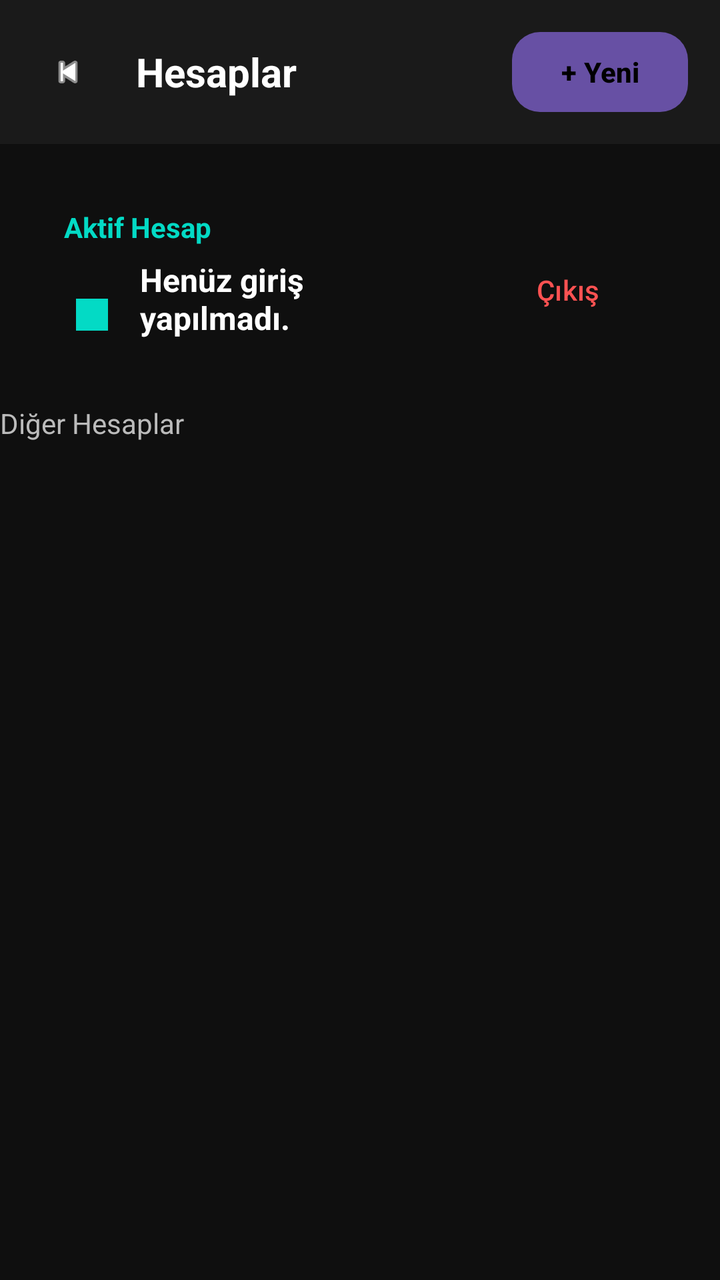
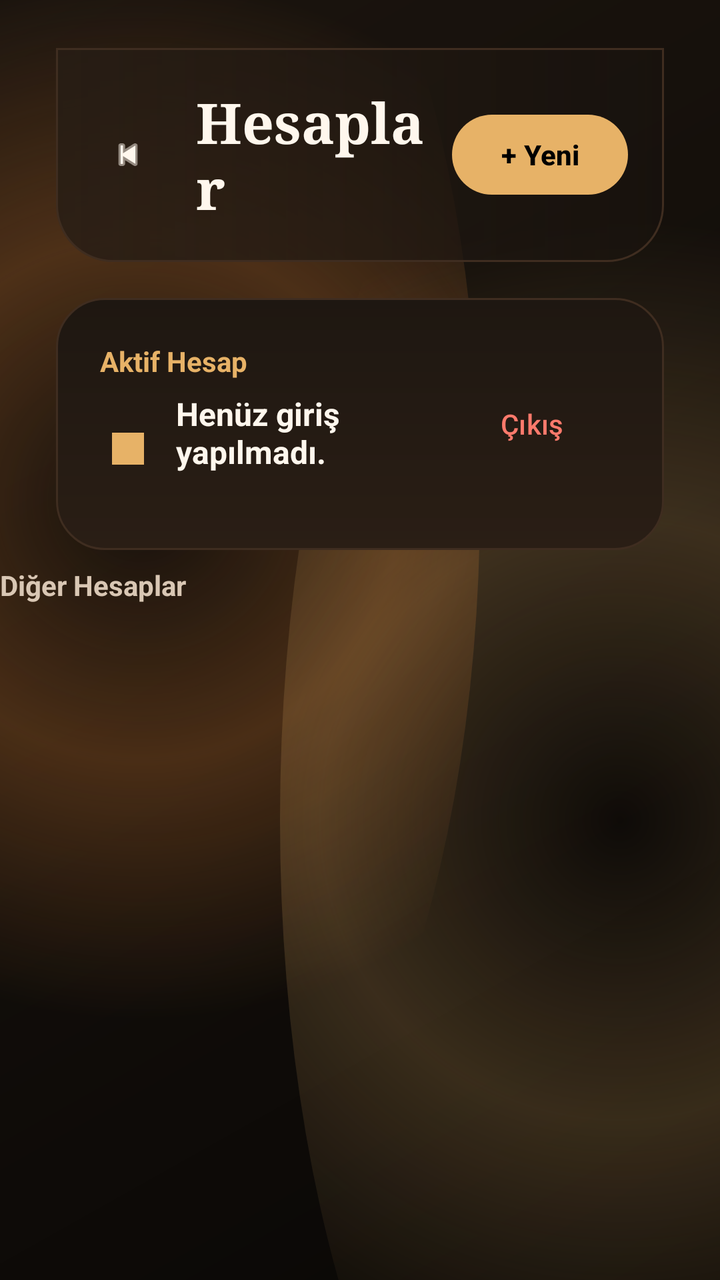

The first picture is an Android layout as it rendered before a commit; the second is the same layout after the commit. The layout source and the unified diff follow.
<!-- AndroidManifest.xml: application theme Theme.UzunsIPTV -->
<!-- res/layout/activity_accounts.xml -->
<?xml version="1.0" encoding="utf-8"?>
<androidx.constraintlayout.widget.ConstraintLayout xmlns:android="http://schemas.android.com/apk/res/android"
    xmlns:app="http://schemas.android.com/apk/res-auto"
    android:layout_width="match_parent"
    android:layout_height="match_parent"
    android:background="#0F0F0F">

    <LinearLayout
        android:id="@+id/toolbar"
        android:layout_width="match_parent"
        android:layout_height="wrap_content"
        android:background="#1A1A1A"
        android:gravity="center_vertical"
        android:padding="16dp"
        app:layout_constraintTop_toTopOf="parent">

        <ImageView
            android:id="@+id/btnBack"
            android:layout_width="36dp"
            android:layout_height="36dp"
            android:background="@drawable/bg_universal_selector"
            android:padding="8dp"
            android:src="@android:drawable/ic_media_previous"
            app:tint="#FFFFFF" />

        <TextView
            android:layout_width="0dp"
            android:layout_height="wrap_content"
            android:layout_marginStart="16dp"
            android:layout_weight="1"
            android:text="Hesaplar"
            android:textColor="#FFFFFF"
            android:textSize="20sp"
            android:textStyle="bold" />

        <Button
            android:id="@+id/btnAddAccount"
            android:layout_width="wrap_content"
            android:layout_height="40dp"
            android:background="@drawable/bg_primary_button"
            android:text="+ Yeni"
            android:textAllCaps="false"
            android:textColor="#000000"
            android:textStyle="bold" />
    </LinearLayout>

    <LinearLayout
        android:id="@+id/activeAccountCard"
        android:layout_width="match_parent"
        android:layout_height="wrap_content"
        android:layout_margin="16dp"
        android:background="@drawable/bg_universal_selector"
        android:gravity="center_vertical"
        android:orientation="horizontal"
        android:padding="16dp"
        app:layout_constraintTop_toBottomOf="@id/toolbar">

        <LinearLayout
            android:layout_width="0dp"
            android:layout_height="wrap_content"
            android:layout_marginEnd="12dp"
            android:layout_weight="1"
            android:orientation="vertical">

            <TextView
                android:id="@+id/tvActiveAccountTitle"
                android:layout_width="wrap_content"
                android:layout_height="wrap_content"
                android:text="Aktif Hesap"
                android:textColor="#03DAC5"
                android:textSize="14sp"
                android:textStyle="bold" />

            <LinearLayout
                android:layout_width="wrap_content"
                android:layout_height="wrap_content"
                android:layout_marginTop="6dp"
                android:gravity="center_vertical"
                android:orientation="horizontal">

                <ImageView
                    android:id="@+id/imgActiveInlineAvatar"
                    android:layout_width="28dp"
                    android:layout_height="28dp"
                    android:background="@drawable/bg_universal_selector"
                    android:padding="6dp"
                    android:src="@drawable/ic_user_avatar"
                    android:tint="#03DAC5" />

                <LinearLayout
                    android:layout_width="wrap_content"
                    android:layout_height="wrap_content"
                    android:layout_marginStart="10dp"
                    android:orientation="vertical">

                    <TextView
                        android:id="@+id/tvActiveAccountName"
                        android:layout_width="wrap_content"
                        android:layout_height="wrap_content"
                        android:text="Henüz giriş yapılmadı."
                        android:textColor="#FFFFFF"
                        android:textSize="16sp"
                        android:textStyle="bold" />

                    <TextView
                        android:id="@+id/tvActiveAccountServer"
                        android:layout_width="wrap_content"
                        android:layout_height="wrap_content"
                        android:text=""
                        android:textColor="#AAAAAA"
                        android:textSize="12sp" />
                </LinearLayout>
            </LinearLayout>
        </LinearLayout>

        <Button
            android:id="@+id/btnLogoutActive"
            android:layout_width="wrap_content"
            android:layout_height="wrap_content"
            android:text="Çıkış"
            android:textAllCaps="false"
            android:background="@drawable/bg_universal_selector"
            android:textColor="#FF5252"/>
    </LinearLayout>

    <TextView
        android:id="@+id/tvOtherAccounts"
        android:layout_width="wrap_content"
        android:layout_height="wrap_content"
        android:layout_marginStart="16dp"
        android:text="Diğer Hesaplar"
        android:textColor="#BBBBBB"
        android:textSize="14sp"
        app:layout_constraintTop_toBottomOf="@id/activeAccountCard" />

    <androidx.recyclerview.widget.RecyclerView
        android:id="@+id/rvAccounts"
        android:layout_width="0dp"
        android:layout_height="0dp"
        android:paddingHorizontal="16dp"
        app:layout_constraintTop_toBottomOf="@id/tvOtherAccounts"
        app:layout_constraintBottom_toBottomOf="parent"
        app:layout_constraintStart_toStartOf="parent"
        app:layout_constraintEnd_toEndOf="parent" />

    <TextView
        android:id="@+id/tvEmptyAccounts"
        android:layout_width="wrap_content"
        android:layout_height="wrap_content"
        android:text="Henüz ek hesap bulunmuyor."
        android:textColor="#777777"
        android:textSize="14sp"
        android:visibility="gone"
        app:layout_constraintTop_toTopOf="@id/rvAccounts"
        app:layout_constraintBottom_toBottomOf="@id/rvAccounts"
        app:layout_constraintStart_toStartOf="@id/rvAccounts"
        app:layout_constraintEnd_toEndOf="@id/rvAccounts" />

</androidx.constraintlayout.widget.ConstraintLayout>
<!-- resources referenced by this layout -->
<resources>
  <!-- drawable bg_primary_button (drawable) -->
  <?xml version="1.0" encoding="utf-8"?>
  <selector xmlns:android="http://schemas.android.com/apk/res/android">
      <item android:state_pressed="true">
          <shape android:shape="rectangle">
              <solid android:color="#02c7b4"/>
              <corners android:radius="14dp" />
              <stroke android:width="2dp" android:color="#FFFFFFFF" />
          </shape>
      </item>
      
      
      <item android:state_focused="true">
          <layer-list>
              
              <item android:top="2dp" android:bottom="2dp" android:left="2dp" android:right="2dp">
                  <shape android:shape="rectangle">
                      <solid android:color="#FFFFFF"/>
                      <corners android:radius="16dp" />
                  </shape>
              </item>
              
              <item android:top="5dp" android:bottom="5dp" android:left="5dp" android:right="5dp">
                  <shape android:shape="rectangle">
                      <solid android:color="#00FFF7"/>
                      <corners android:radius="12dp" />
                      <stroke android:width="3dp" android:color="#FFFFFF" />
                  </shape>
              </item>
          </layer-list>
      </item>
      
      
      <item>
          <shape android:shape="rectangle">
              <solid android:color="#03DAC5"/>
              <corners android:radius="14dp" />
          </shape>
      </item>
  </selector>
  <!-- drawable bg_universal_selector (drawable) -->
  <?xml version="1.0" encoding="utf-8"?>
  <selector xmlns:android="http://schemas.android.com/apk/res/android">
  
      <item android:state_focused="true">
          <shape android:shape="rectangle">
              <solid android:color="#15FFFFFF"/> <stroke android:width="2dp" android:color="#FFFFFF" /> <corners android:radius="12dp" />
          </shape>
      </item>
  
      <item android:state_pressed="true">
          <shape android:shape="rectangle">
              <solid android:color="#00000000"/> <stroke android:width="3dp" android:color="#03DAC5" /> <corners android:radius="12dp" />
          </shape>
      </item>
  
      <item>
          <shape android:shape="rectangle">
              <solid android:color="#00000000"/>
              <stroke android:width="0dp" android:color="#00000000" />
              <corners android:radius="12dp" />
          </shape>
      </item>
  </selector>
  <style name="Base.Theme.UzunsIPTV" parent="Theme.Material3.DayNight.NoActionBar">
          
          
      </style>
  <!-- unchanged entries left out for length: 2 -->
</resources>

<!-- the commit's change to res/layout/activity_accounts.xml (unified diff, before → after) -->
@@ -3,15 +3,18 @@
     xmlns:app="http://schemas.android.com/apk/res-auto"
     android:layout_width="match_parent"
     android:layout_height="match_parent"
-    android:background="#0F0F0F">
+    android:background="@drawable/bg_app_surface">
 
     <LinearLayout
         android:id="@+id/toolbar"
         android:layout_width="match_parent"
         android:layout_height="wrap_content"
-        android:background="#1A1A1A"
+        android:layout_marginStart="28dp"
+        android:layout_marginTop="24dp"
+        android:layout_marginEnd="28dp"
+        android:background="@drawable/bg_toolbar_surface"
         android:gravity="center_vertical"
-        android:padding="16dp"
+        android:padding="18dp"
         app:layout_constraintTop_toTopOf="parent">
 
         <ImageView
@@ -20,8 +23,11 @@
             android:layout_height="36dp"
             android:background="@drawable/bg_universal_selector"
             android:padding="8dp"
+            android:clickable="true"
+            android:focusable="true"
             android:src="@android:drawable/ic_media_previous"
-            app:tint="#FFFFFF" />
+            android:scaleType="centerInside"
+            app:tint="@color/app_text_primary" />
 
         <TextView
             android:layout_width="0dp"
@@ -29,9 +35,10 @@
             android:layout_marginStart="16dp"
             android:layout_weight="1"
             android:text="Hesaplar"
-            android:textColor="#FFFFFF"
-            android:textSize="20sp"
-            android:textStyle="bold" />
+            android:textColor="@color/app_text_primary"
+            android:textSize="28sp"
+            android:textStyle="bold"
+            android:fontFamily="serif" />
 
         <Button
             android:id="@+id/btnAddAccount"
@@ -40,7 +47,7 @@
             android:background="@drawable/bg_primary_button"
             android:text="+ Yeni"
             android:textAllCaps="false"
-            android:textColor="#000000"
+            android:textColor="@color/login_button_text"
             android:textStyle="bold" />
     </LinearLayout>
 
@@ -48,11 +55,13 @@
         android:id="@+id/activeAccountCard"
         android:layout_width="match_parent"
         android:layout_height="wrap_content"
-        android:layout_margin="16dp"
-        android:background="@drawable/bg_universal_selector"
+        android:layout_marginStart="28dp"
+        android:layout_marginTop="18dp"
+        android:layout_marginEnd="28dp"
+        android:background="@drawable/bg_panel_surface"
         android:gravity="center_vertical"
         android:orientation="horizontal"
-        android:padding="16dp"
+        android:padding="22dp"
         app:layout_constraintTop_toBottomOf="@id/toolbar">
 
         <LinearLayout
@@ -67,7 +76,7 @@
                 android:layout_width="wrap_content"
                 android:layout_height="wrap_content"
                 android:text="Aktif Hesap"
-                android:textColor="#03DAC5"
+                android:textColor="@color/app_accent"
                 android:textSize="14sp"
                 android:textStyle="bold" />
 
@@ -85,7 +94,8 @@
                     android:background="@drawable/bg_universal_selector"
                     android:padding="6dp"
                     android:src="@drawable/ic_user_avatar"
-                    android:tint="#03DAC5" />
+                    android:tint="@color/app_accent"
+                    android:scaleType="centerInside" />
 
                 <LinearLayout
                     android:layout_width="wrap_content"
@@ -98,7 +108,7 @@
                         android:layout_width="wrap_content"
                         android:layout_height="wrap_content"
                         android:text="Henüz giriş yapılmadı."
-                        android:textColor="#FFFFFF"
+                        android:textColor="@color/app_text_primary"
                         android:textSize="16sp"
                         android:textStyle="bold" />
 
@@ -107,7 +117,7 @@
                         android:layout_width="wrap_content"
                         android:layout_height="wrap_content"
                         android:text=""
-                        android:textColor="#AAAAAA"
+                        android:textColor="@color/app_text_secondary"
                         android:textSize="12sp" />
                 </LinearLayout>
             </LinearLayout>
@@ -120,24 +130,28 @@
             android:text="Çıkış"
             android:textAllCaps="false"
             android:background="@drawable/bg_universal_selector"
-            android:textColor="#FF5252"/>
+            android:textColor="@color/app_danger"/>
     </LinearLayout>
 
     <TextView
         android:id="@+id/tvOtherAccounts"
         android:layout_width="wrap_content"
         android:layout_height="wrap_content"
-        android:layout_marginStart="16dp"
+        android:layout_marginStart="28dp"
+        android:layout_marginTop="8dp"
         android:text="Diğer Hesaplar"
-        android:textColor="#BBBBBB"
+        android:textColor="@color/app_text_secondary"
         android:textSize="14sp"
+        android:textStyle="bold"
         app:layout_constraintTop_toBottomOf="@id/activeAccountCard" />
 
     <androidx.recyclerview.widget.RecyclerView
         android:id="@+id/rvAccounts"
         android:layout_width="0dp"
         android:layout_height="0dp"
-        android:paddingHorizontal="16dp"
+        android:layout_marginTop="12dp"
+        android:paddingHorizontal="28dp"
+        android:paddingBottom="20dp"
         app:layout_constraintTop_toBottomOf="@id/tvOtherAccounts"
         app:layout_constraintBottom_toBottomOf="parent"
         app:layout_constraintStart_toStartOf="parent"
@@ -148,7 +162,7 @@
         android:layout_width="wrap_content"
         android:layout_height="wrap_content"
         android:text="Henüz ek hesap bulunmuyor."
-        android:textColor="#777777"
+        android:textColor="@color/app_text_muted"
         android:textSize="14sp"
         android:visibility="gone"
         app:layout_constraintTop_toTopOf="@id/rvAccounts"
<!-- resource entries referenced after the edit -->
@@ -1,73 +1,167 @@
 <!-- resources referenced by this layout -->
 <resources>
+  <color name="app_accent">#E7B267</color>
+  <color name="app_danger">#FF7A6C</color>
+  <color name="app_text_muted">#9F8A75</color>
+  <color name="app_text_primary">#FFF7ED</color>
+  <color name="app_text_secondary">#D9C7B4</color>
+  <!-- drawable bg_app_surface (drawable) -->
+  <?xml version="1.0" encoding="utf-8"?>
+  <layer-list xmlns:android="http://schemas.android.com/apk/res/android">
+      <item>
+          <shape android:shape="rectangle">
+              <gradient
+                  android:angle="315"
+                  android:startColor="@color/app_bg_secondary"
+                  android:centerColor="@color/app_bg"
+                  android:endColor="#090705" />
+          </shape>
+      </item>
+      <item android:top="-140dp" android:left="-100dp" android:right="120dp">
+          <shape android:shape="oval">
+              <gradient
+                  android:type="radial"
+                  android:gradientRadius="260dp"
+                  android:centerColor="#55B66A2C"
+                  android:endColor="#00120E0A" />
+          </shape>
+      </item>
+      <item android:bottom="-180dp" android:right="-120dp" android:left="140dp">
+          <shape android:shape="oval">
+              <gradient
+                  android:type="radial"
+                  android:gradientRadius="300dp"
+                  android:centerColor="#33E7B267"
+                  android:endColor="#00120E0A" />
+          </shape>
+      </item>
+  </layer-list>
+  <!-- drawable bg_panel_surface (drawable) -->
+  <?xml version="1.0" encoding="utf-8"?>
+  <shape xmlns:android="http://schemas.android.com/apk/res/android" android:shape="rectangle">
+      <gradient
+          android:angle="90"
+          android:startColor="@color/app_panel_strong"
+          android:endColor="@color/app_panel" />
+      <corners android:radius="24dp" />
+      <stroke android:width="1dp" android:color="@color/app_stroke" />
+  </shape>
   <!-- drawable bg_primary_button (drawable) -->
   <?xml version="1.0" encoding="utf-8"?>
   <selector xmlns:android="http://schemas.android.com/apk/res/android">
       <item android:state_pressed="true">
           <shape android:shape="rectangle">
-              <solid android:color="#02c7b4"/>
-              <corners android:radius="14dp" />
-              <stroke android:width="2dp" android:color="#FFFFFFFF" />
+              <solid android:color="@color/app_accent"/>
+              <corners android:radius="20dp" />
+              <stroke android:width="2dp" android:color="@color/app_focus" />
           </shape>
       </item>
-      
-      
+  
       <item android:state_focused="true">
           <layer-list>
-              
               <item android:top="2dp" android:bottom="2dp" android:left="2dp" android:right="2dp">
                   <shape android:shape="rectangle">
-                      <solid android:color="#FFFFFF"/>
-                      <corners android:radius="16dp" />
+                      <solid android:color="@color/app_focus"/>
+                      <corners android:radius="22dp" />
                   </shape>
               </item>
-              
               <item android:top="5dp" android:bottom="5dp" android:left="5dp" android:right="5dp">
                   <shape android:shape="rectangle">
-                      <solid android:color="#00FFF7"/>
-                      <corners android:radius="12dp" />
-                      <stroke android:width="3dp" android:color="#FFFFFF" />
+                      <solid android:color="@color/app_accent_strong"/>
+                      <corners android:radius="18dp" />
+                      <stroke android:width="2dp" android:color="@color/app_focus" />
                   </shape>
               </item>
           </layer-list>
       </item>
-      
-      
+  
       <item>
           <shape android:shape="rectangle">
-              <solid android:color="#03DAC5"/>
-              <corners android:radius="14dp" />
+              <gradient
+                  android:angle="0"
+                  android:startColor="@color/app_accent_strong"
+                  android:endColor="@color/app_accent" />
+              <corners android:radius="20dp" />
           </shape>
       </item>
   </selector>
+  <!-- drawable bg_toolbar_surface (drawable) -->
+  <?xml version="1.0" encoding="utf-8"?>
+  <shape xmlns:android="http://schemas.android.com/apk/res/android" android:shape="rectangle">
+      <gradient
+          android:angle="0"
+          android:startColor="#D1261C14"
+          android:endColor="#A018120D" />
+      <corners android:bottomLeftRadius="28dp" android:bottomRightRadius="28dp" />
+      <stroke android:width="1dp" android:color="@color/app_stroke" />
+  </shape>
   <!-- drawable bg_universal_selector (drawable) -->
   <?xml version="1.0" encoding="utf-8"?>
   <selector xmlns:android="http://schemas.android.com/apk/res/android">
   
       <item android:state_focused="true">
-          <shape android:shape="rectangle">
-              <solid android:color="#15FFFFFF"/> <stroke android:width="2dp" android:color="#FFFFFF" /> <corners android:radius="12dp" />
-          </shape>
+          <inset
+              android:insetLeft="1dp"
+              android:insetTop="1dp"
+              android:insetRight="1dp"
+              android:insetBottom="1dp">
+              <shape android:shape="rectangle">
+                  <solid android:color="#332A1E15"/>
+                  <stroke android:width="2dp" android:color="@color/app_focus" />
+                  <corners android:radius="24dp" />
+              </shape>
+          </inset>
       </item>
   
       <item android:state_pressed="true">
-          <shape android:shape="rectangle">
-              <solid android:color="#00000000"/> <stroke android:width="3dp" android:color="#03DAC5" /> <corners android:radius="12dp" />
-          </shape>
+          <inset
+              android:insetLeft="1dp"
+              android:insetTop="1dp"
+              android:insetRight="1dp"
+              android:insetBottom="1dp">
+              <shape android:shape="rectangle">
+                  <solid android:color="#332A1E15"/>
+                  <stroke android:width="2dp" android:color="@color/app_accent" />
+                  <corners android:radius="24dp" />
+              </shape>
+          </inset>
       </item>
   
       <item>
           <shape android:shape="rectangle">
               <solid android:color="#00000000"/>
               <stroke android:width="0dp" android:color="#00000000" />
-              <corners android:radius="12dp" />
+              <corners android:radius="24dp" />
           </shape>
       </item>
   </selector>
+  <color name="app_bg_secondary">#1B140E</color>
+  <color name="app_bg">#120E0A</color>
+  <color name="app_panel_strong">#2A1E15</color>
+  <color name="app_panel">#1E1711</color>
+  <color name="app_stroke">#3F2D20</color>
+  <color name="app_focus">#FFF2D8</color>
+  <color name="app_accent_strong">#FFCB7A</color>
   <style name="Base.Theme.UzunsIPTV" parent="Theme.Material3.DayNight.NoActionBar">
-          
-          
+          <item name="colorPrimary">@color/app_accent</item>
+          <item name="colorOnPrimary">@color/login_button_text</item>
+          <item name="colorSecondary">@color/app_accent_deep</item>
+          <item name="colorOnSecondary">@color/app_text_primary</item>
+          <item name="android:windowBackground">@color/app_bg</item>
+          <item name="android:statusBarColor">@android:color/transparent</item>
+          <item name="android:navigationBarColor">@color/app_bg</item>
+          <item name="android:windowLightStatusBar">false</item>
+          <item name="android:textColorPrimary">@color/app_text_primary</item>
+          <item name="android:textColorSecondary">@color/app_text_secondary</item>
+          <item name="materialCardViewStyle">@style/Uzuns.Card</item>
       </style>
+  <color name="app_accent_deep">#B66A2C</color>
+  <style name="Uzuns.Card" parent="Widget.Material3.CardView.Elevated">
+          <item name="cardBackgroundColor">@color/app_card</item>
+          <item name="cardCornerRadius">24dp</item>
+          <item name="cardElevation">0dp</item>
+      </style>
+  <color name="app_card">#251B13</color>
   <!-- unchanged entries left out for length: 2 -->
 </resources>
 
